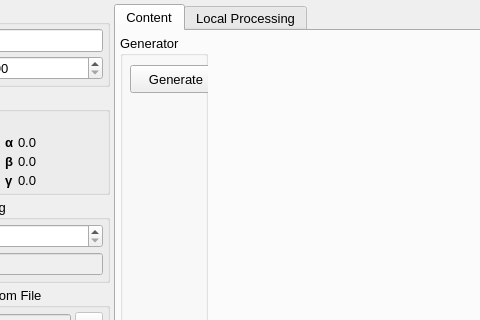
disorderedmaterials/dissolve, file src/gui/configurationtab.ui: the form before one commit; both pictures show x 110 to 590 and y 0 to 320 of the 984 by 681 pixel window.
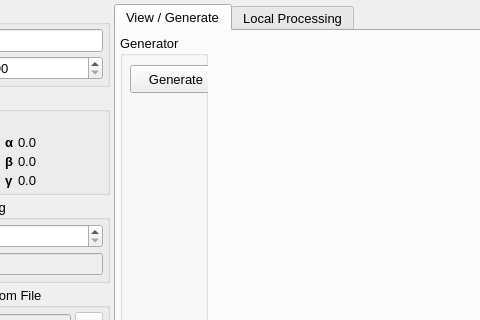
The form after the commit. Icons and pictures are not drawn. Custom widgets are drawn as their Qt base class.

Commit message: Make ui private.

What changed in the file:
```diff
--- a/src/gui/configurationtab.ui
+++ b/src/gui/configurationtab.ui
@@ -533,7 +533,7 @@
      </property>
      <widget class="QWidget" name="ContentTab">
       <attribute name="title">
-       <string>Content</string>
+       <string>View / Generate</string>
       </attribute>
       <layout class="QHBoxLayout" name="horizontalLayout">
        <property name="spacing">
```
Left out of the diff: 2 changed lines with no effect on the pictures. The commit also changes 2 other files.
